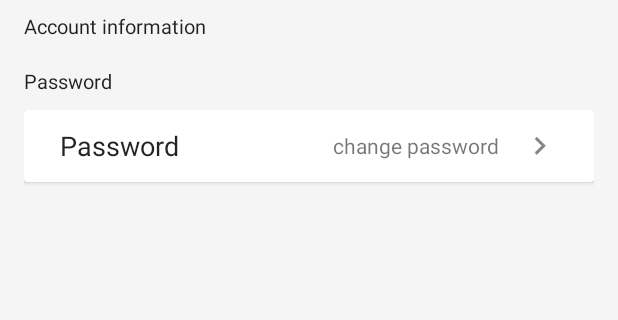
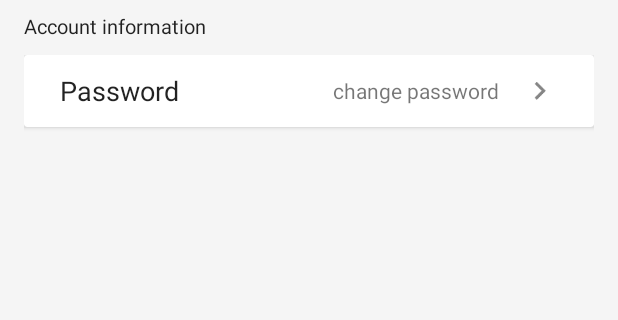
Before and after one commit to ByJacob/FOWS2017, an Android app: the fragment FragmentAccount placed in its activity, on a phone screen of 412 x 824 dp, the part 84-404 px from its top. Run offline under Robolectric (Android 15) with nearby library versions, the phone set to English and light mode, and no system bars; our stand-ins replace Dagger/Hilt's generated code, Firebase (no records; nobody signed in at launch, a user with empty details on screens opened directly), Picasso, RxJava; libraries missing offline, so code that uses them is left out: com.rengwuxian.materialedittext; network calls fail; pictures from the network do not load; 6 statements that could not run were skipped.

Commit message:
change loading view and improve account view

```diff
--- a/app/src/main/java/pl/edu/pwr/fows/fows2017/adapter/FragmentAccountAdapter.java
+++ b/app/src/main/java/pl/edu/pwr/fows/fows2017/adapter/FragmentAccountAdapter.java
@@ -85,7 +85,6 @@ public class FragmentAccountAdapter extends RecyclerView.Adapter<FragmentAccount
                     (dialogInterface, i) -> {
                         if (!originalSecondTextString.equals(changeEditText.getText().toString())) {
                             secondText.setText(changeEditText.getText().toString());
-                            secondText.setTextColor(context.getResources().getColor(android.R.color.holo_green_dark));
                             presenter.updateUserElement(firstText.getTag().toString(), changeEditText.getText().toString());
                         }
                     });
--- a/app/src/main/java/pl/edu/pwr/fows/fows2017/adapter/FragmentNewsAdapter.java
+++ b/app/src/main/java/pl/edu/pwr/fows/fows2017/adapter/FragmentNewsAdapter.java
@@ -195,12 +195,12 @@ public class FragmentNewsAdapter extends RecyclerView.Adapter<FragmentNewsAdapte
         @Override
         public void openFacebook(String url) {
             Intent i = new Intent(Intent.ACTION_VIEW);
-            i.setData(Uri.parse("fb://facewebmodal/f?href=" + url));
+            i.setData(Uri.parse(url));
             try {
                 context.startActivity(i);
             }catch( ActivityNotFoundException e) {
                 try {
-                    Intent browserIntent = new Intent(Intent.ACTION_VIEW, Uri.parse(url));
+                    Intent browserIntent = new Intent(Intent.CATEGORY_BROWSABLE, Uri.parse(url));
                     context.startActivity(browserIntent);
                 } catch (ActivityNotFoundException ee) {
                     ee.printStackTrace();
--- a/app/src/main/java/pl/edu/pwr/fows/fows2017/map/SnackBarMessageMap.java
+++ b/app/src/main/java/pl/edu/pwr/fows/fows2017/map/SnackBarMessageMap.java
@@ -10,13 +10,13 @@ import pl.edu.pwr.fows.fows2017.R;
 public class SnackBarMessageMap {
     private static final String[] tags = {"NETWORK", "BROWSER", "MAP", "DISABLE", "SEND",
             "QUESTIONNAIRE_DONE", "INCOMPLETE", "PASS_NOT_EQUAL", "FAIL_EMAIL", "ADD_ACCOUNT", "LOGIN",
-            "UPDATE_SUCCESS", "UPDATE_FAIL", "SIGN_OUT_SUCCESS", "SIGN_OUT_FAIL", "LOGIN_FAIL"};
+            "UPDATE_SUCCESS", "UPDATE_FAIL", "SIGN_OUT_SUCCESS", "SIGN_OUT_FAIL", "LOGIN_FAIL", "SEND_VERIFY"};
     private static final Integer[] textsId = {R.string.exception_network, R.string.exception_browser,
             R.string.exception_map, R.string.exception_disable, R.string.message_send,
             R.string.message_questionnaire_done, R.string.exception_incomplete,
             R.string.exception_pass_not_equal, R.string.exception_fail_email, R.string.message_add_account,
             R.string.message_login_success,R.string.message_update_success, R.string.exception_update_fail, R.string.signOutSuccess, R.string.signOutFaill,
-            R.string.exception_login_fail};
+            R.string.exception_login_fail, R.string.message_email_verify};
 
     public static Integer getTag(String tag) {
         for(int i=0; i<tags.length;  i++){
--- a/app/src/main/res/layout/activity_main.xml
+++ b/app/src/main/res/layout/activity_main.xml
@@ -29,8 +29,14 @@
             style="?android:attr/progressBarStyle"
             android:layout_width="match_parent"
             android:layout_height="match_parent"
-            android:layout_below="@+id/container_toolbar"
-            android:visibility="invisible" />
+            android:layout_below="@id/container_toolbar"
+            android:layout_centerHorizontal="true"
+            android:layout_centerVertical="true"
+            android:background="@android:drawable/screen_background_dark_transparent"
+            android:elevation="12dp"
+            android:padding="100dp"
+            android:visibility="invisible"
+            tools:visibility="visible" />
 
         <FrameLayout
             android:id="@+id/container_body"
--- a/app/src/main/res/layout/fragment_account.xml
+++ b/app/src/main/res/layout/fragment_account.xml
@@ -10,6 +10,38 @@
             android:layout_width="match_parent"
             android:layout_height="wrap_content">
 
+            <LinearLayout
+                android:id="@+id/fragment_account_error_verify_container"
+                android:layout_width="match_parent"
+                android:layout_height="match_parent"
+                android:layout_marginTop="8dp"
+                android:orientation="vertical"
+                android:visibility="gone"
+                tools:visibility="visible">
+
+                <TextView
+                    android:id="@+id/textView4"
+                    android:layout_width="match_parent"
+                    android:layout_height="wrap_content"
+                    android:layout_marginEnd="16dp"
+                    android:layout_marginStart="16dp"
+                    android:layout_marginTop="8dp"
+                    android:alpha="0.87"
+                    android:gravity="center"
+                    android:text="@string/fragment_row_account_verify_error"
+                    android:textColor="@color/colorAccent"
+                    android:textSize="@dimen/fragment_account_row_text_error_size" />
+
+                <Button
+                    android:id="@+id/fragment_account_send_verify_email"
+                    android:layout_width="match_parent"
+                    android:layout_height="wrap_content"
+                    android:layout_marginEnd="16dp"
+                    android:layout_marginStart="16dp"
+                    android:layout_marginTop="8dp"
+                    android:text="@string/send_again" />
+            </LinearLayout>
+
             <TextView
                 android:id="@+id/textView3"
                 android:layout_width="match_parent"
@@ -17,6 +49,7 @@
                 android:layout_marginEnd="16dp"
                 android:layout_marginStart="16dp"
                 android:layout_marginTop="8dp"
+                android:layout_below="@+id/fragment_account_error_verify_container"
                 android:alpha="0.87"
                 android:text="@string/fragment_row_account_info"
                 android:textColor="@color/black"
@@ -32,27 +65,13 @@
                 android:layout_marginStart="16dp"
                 android:layout_marginTop="10dp" />
 
-            <TextView
-                android:id="@+id/textView4"
+            <FrameLayout
+                android:id="@+id/fragment_account_frame_password"
                 android:layout_width="match_parent"
                 android:layout_height="wrap_content"
                 android:layout_below="@id/fragment_account_recycler_view"
                 android:layout_marginEnd="16dp"
                 android:layout_marginStart="16dp"
-                android:layout_marginTop="8dp"
-                android:alpha="0.87"
-                android:text="@string/passwordL"
-                android:textColor="@color/black"
-                android:textSize="@dimen/fragment_account_row_text_info_size" />
-
-            <FrameLayout
-                android:id="@+id/fragment_account_frame_password"
-                android:layout_width="match_parent"
-                android:layout_height="wrap_content"
-                android:layout_below="@id/textView4"
-                android:layout_marginEnd="16dp"
-                android:layout_marginStart="16dp"
-                android:layout_marginTop="10dp"
                 tools:layout_height="100dp">
 
             </FrameLayout>
--- a/app/src/main/res/layout/row_fragment_account_item.xml
+++ b/app/src/main/res/layout/row_fragment_account_item.xml
@@ -43,9 +43,10 @@
             android:layout_toEndOf="@+id/row_fragment_account_text"
             android:layout_toStartOf="@+id/row_fragment_account_action_icon"
             android:alpha="0.54"
-            android:gravity="end|center_vertical"
+            android:gravity="center_vertical|end"
+            android:singleLine="true"
             android:textColor="@color/black"
             android:textSize="@dimen/fragment_account_row_text_second_size"
-            tools:text="Jakub" />
+            tools:text="Jakub sajd jsasadas j jdsaj jdsaj jsaj jdsaj jdsaj jdj" />
     </RelativeLayout>
 </android.support.v7.widget.CardView>
--- a/app/src/main/res/values/dimens.xml
+++ b/app/src/main/res/values/dimens.xml
@@ -78,4 +78,5 @@
     <dimen name="fragment_account_row_text_size">18sp</dimen>
     <dimen name="fragment_account_row_text_second_size">14sp</dimen>
     <dimen name="fragment_account_row_text_info_size">13sp</dimen>
+    <dimen name="fragment_account_row_text_error_size">17sp</dimen>
 </resources>
--- a/app/src/main/res/values/strings.xml
+++ b/app/src/main/res/values/strings.xml
@@ -76,5 +76,8 @@
     <string name="signOutFaill">Signed failed</string>
     <string name="exception_require_field">This field can not be empty!</string>
     <string name="exception_login_fail">Wrong username and / or password</string>
+    <string name="fragment_row_account_verify_error">Your account has not been verified. Click on the link from the email or email again.</string>
+    <string name="send_again">Send again</string>
+    <string name="message_email_verify">Again you sent an e-mail verification. Check your email</string>
 
 </resources>
--- a/domain/src/main/java/pl/edu/pwr/fows/fows2017/UseCaseFactory.java
+++ b/domain/src/main/java/pl/edu/pwr/fows/fows2017/UseCaseFactory.java
@@ -42,6 +42,7 @@ import pl.edu.pwr.fows.fows2017.usecase.OfferUrlUseCase;
 import pl.edu.pwr.fows.fows2017.usecase.OrganisersUseCase;
 import pl.edu.pwr.fows.fows2017.usecase.OrganizersUseCase;
 import pl.edu.pwr.fows.fows2017.usecase.QuestionnaireUseCase;
+import pl.edu.pwr.fows.fows2017.usecase.SendEmailVerifyUserUseCase;
 import pl.edu.pwr.fows.fows2017.usecase.SendFirebaseTokenUseCase;
 import pl.edu.pwr.fows.fows2017.usecase.SendQuestionnaireUseCase;
 import pl.edu.pwr.fows.fows2017.usecase.SponsorUseCase;
@@ -192,6 +193,10 @@ public class UseCaseFactory {
         return new UpdateUserUseCase(rxTransformer, userGateway, user);
     }
 
+    public UseCase<Observable<Boolean>> sendEmailVerifycationUser(){
+        return new SendEmailVerifyUserUseCase(rxTransformer, userGateway);
+    }
+
     public UseCase<Observable<Boolean>> logoutCurrentUser(){
         return new LogoutUseCase(rxTransformer, userGateway);
     }
--- a/presentation/src/main/java/pl/edu/pwr/fows/fows2017/view/FragmentAccountView.java
+++ b/presentation/src/main/java/pl/edu/pwr/fows/fows2017/view/FragmentAccountView.java
@@ -9,4 +9,6 @@ import pl.edu.pwr.fows.fows2017.view.base.BaseActivityAndFragmentView;
 
 public interface FragmentAccountView extends BaseActivityAndFragmentView {
     void updateInformation();
+
+    void enableVerifyError(Boolean verify);
 }
```
Also changed, not shown: app/src/main/java/pl/edu/pwr/fows/fows2017/fragment/loginUser/FragmentAccount.java (+14 -0 lines), domain/src/main/java/pl/edu/pwr/fows/fows2017/usecase/SendEmailVerifyUserUseCase.java (added, +27 -0 lines), presentation/src/main/java/pl/edu/pwr/fows/fows2017/presenter/LoginPresenter.java (+20 -2 lines), 1 other file.
